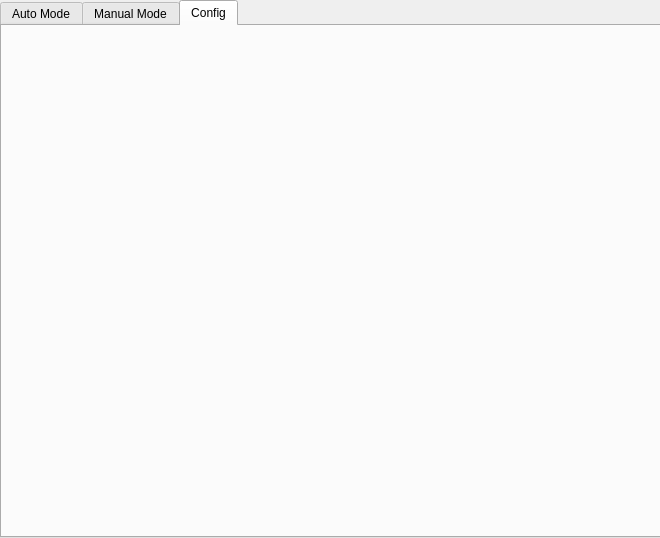
Qt form TypeUI/V1.ui (frostikfrostik8/Neo-NeonGenesisBootLoderIP) before a commit.
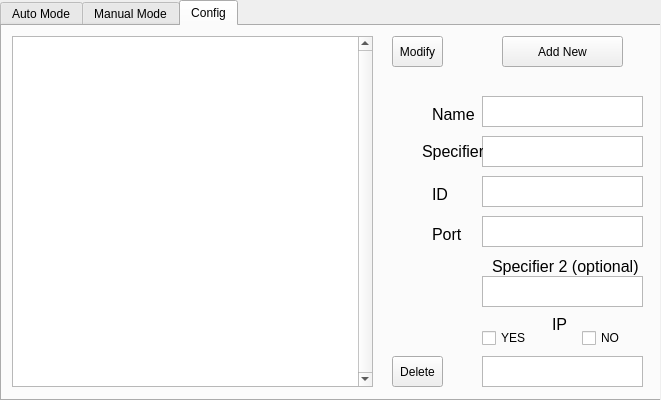
The same form after that commit. The open tabs and pages were chosen to show the change.

```diff
--- a/TypeUI/V1.ui
+++ b/TypeUI/V1.ui
@@ -9,20 +9,20 @@
    <rect>
     <x>0</x>
     <y>0</y>
-    <width>660</width>
-    <height>538</height>
+    <width>661</width>
+    <height>400</height>
    </rect>
   </property>
   <property name="minimumSize">
    <size>
-    <width>660</width>
-    <height>538</height>
+    <width>661</width>
+    <height>400</height>
    </size>
   </property>
   <property name="maximumSize">
    <size>
-    <width>660</width>
-    <height>538</height>
+    <width>661</width>
+    <height>400</height>
    </size>
   </property>
   <property name="windowTitle">
@@ -32,13 +32,13 @@
    <property name="minimumSize">
     <size>
      <width>660</width>
-     <height>538</height>
+     <height>400</height>
     </size>
    </property>
    <property name="maximumSize">
     <size>
      <width>660</width>
-     <height>538</height>
+     <height>400</height>
     </size>
    </property>
    <widget class="QTabWidget" name="tabWidget">
@@ -47,13 +47,19 @@
       <x>0</x>
       <y>0</y>
       <width>661</width>
-      <height>538</height>
+      <height>401</height>
      </rect>
     </property>
     <property name="minimumSize">
      <size>
-      <width>660</width>
-      <height>538</height>
+      <width>661</width>
+      <height>401</height>
+     </size>
+    </property>
+    <property name="maximumSize">
+     <size>
+      <width>661</width>
+      <height>440</height>
      </size>
     </property>
     <property name="currentIndex">
@@ -119,6 +125,306 @@
      <attribute name="title">
       <string>Config</string>
      </attribute>
+     <widget class="QTableView" name="tableView">
+      <property name="geometry">
+       <rect>
+        <x>10</x>
+        <y>10</y>
+        <width>361</width>
+        <height>351</height>
+       </rect>
+      </property>
+      <property name="inputMethodHints">
+       <set>Qt::InputMethodHint::ImhNone</set>
+      </property>
+      <property name="frameShadow">
+       <enum>QFrame::Shadow::Sunken</enum>
+      </property>
+      <property name="verticalScrollBarPolicy">
+       <enum>Qt::ScrollBarPolicy::ScrollBarAlwaysOn</enum>
+      </property>
+     </widget>
+     <widget class="QPlainTextEdit" name="plainTextPort_3">
+      <property name="geometry">
+       <rect>
+        <x>480</x>
+        <y>190</y>
+        <width>161</width>
+        <height>31</height>
+       </rect>
+      </property>
+      <property name="readOnly">
+       <bool>true</bool>
+      </property>
+      <property name="plainText">
+       <string/>
+      </property>
+     </widget>
+     <widget class="QLabel" name="label_9">
+      <property name="geometry">
+       <rect>
+        <x>430</x>
+        <y>80</y>
+        <width>49</width>
+        <height>16</height>
+       </rect>
+      </property>
+      <property name="font">
+       <font>
+        <pointsize>12</pointsize>
+       </font>
+      </property>
+      <property name="text">
+       <string>Name</string>
+      </property>
+     </widget>
+     <widget class="QPlainTextEdit" name="plainTextIP_3">
+      <property name="geometry">
+       <rect>
+        <x>480</x>
+        <y>330</y>
+        <width>161</width>
+        <height>31</height>
+       </rect>
+      </property>
+      <property name="readOnly">
+       <bool>true</bool>
+      </property>
+      <property name="plainText">
+       <string/>
+      </property>
+     </widget>
+     <widget class="QPlainTextEdit" name="plainTextType_2">
+      <property name="geometry">
+       <rect>
+        <x>480</x>
+        <y>110</y>
+        <width>161</width>
+        <height>31</height>
+       </rect>
+      </property>
+      <property name="readOnly">
+       <bool>true</bool>
+      </property>
+      <property name="plainText">
+       <string/>
+      </property>
+     </widget>
+     <widget class="QLabel" name="label_11">
+      <property name="geometry">
+       <rect>
+        <x>420</x>
+        <y>110</y>
+        <width>61</width>
+        <height>31</height>
+       </rect>
+      </property>
+      <property name="font">
+       <font>
+        <pointsize>12</pointsize>
+       </font>
+      </property>
+      <property name="text">
+       <string>Specifier</string>
+      </property>
+     </widget>
+     <widget class="QPlainTextEdit" name="plainTextID_3">
+      <property name="geometry">
+       <rect>
+        <x>480</x>
+        <y>150</y>
+        <width>161</width>
+        <height>31</height>
+       </rect>
+      </property>
+      <property name="readOnly">
+       <bool>true</bool>
+      </property>
+      <property name="plainText">
+       <string/>
+      </property>
+     </widget>
+     <widget class="QPlainTextEdit" name="plainTextName_2">
+      <property name="geometry">
+       <rect>
+        <x>480</x>
+        <y>70</y>
+        <width>161</width>
+        <height>31</height>
+       </rect>
+      </property>
+      <property name="acceptDrops">
+       <bool>false</bool>
+      </property>
+      <property name="readOnly">
+       <bool>true</bool>
+      </property>
+      <property name="plainText">
+       <string/>
+      </property>
+     </widget>
+     <widget class="QLabel" name="label_12">
+      <property name="geometry">
+       <rect>
+        <x>430</x>
+        <y>160</y>
+        <width>49</width>
+        <height>16</height>
+       </rect>
+      </property>
+      <property name="font">
+       <font>
+        <pointsize>12</pointsize>
+       </font>
+      </property>
+      <property name="text">
+       <string>ID</string>
+      </property>
+     </widget>
+     <widget class="QLabel" name="label_13">
+      <property name="geometry">
+       <rect>
+        <x>430</x>
+        <y>200</y>
+        <width>49</width>
+        <height>16</height>
+       </rect>
+      </property>
+      <property name="font">
+       <font>
+        <pointsize>12</pointsize>
+       </font>
+      </property>
+      <property name="text">
+       <string>Port</string>
+      </property>
+     </widget>
+     <widget class="QCheckBox" name="checkBox_NO_IP_2">
+      <property name="geometry">
+       <rect>
+        <x>580</x>
+        <y>300</y>
+        <width>51</width>
+        <height>24</height>
+       </rect>
+      </property>
+      <property name="autoFillBackground">
+       <bool>false</bool>
+      </property>
+      <property name="text">
+       <string>NO</string>
+      </property>
+     </widget>
+     <widget class="QLabel" name="label_10">
+      <property name="geometry">
+       <rect>
+        <x>550</x>
+        <y>290</y>
+        <width>16</width>
+        <height>16</height>
+       </rect>
+      </property>
+      <property name="font">
+       <font>
+        <pointsize>12</pointsize>
+       </font>
+      </property>
+      <property name="text">
+       <string>IP</string>
+      </property>
+     </widget>
+     <widget class="QCheckBox" name="checkBox_Yes_IP_2">
+      <property name="geometry">
+       <rect>
+        <x>480</x>
+        <y>300</y>
+        <width>51</width>
+        <height>24</height>
+       </rect>
+      </property>
+      <property name="autoFillBackground">
+       <bool>false</bool>
+      </property>
+      <property name="text">
+       <string>YES</string>
+      </property>
+     </widget>
+     <widget class="QPlainTextEdit" name="plainTextName_3">
+      <property name="geometry">
+       <rect>
+        <x>480</x>
+        <y>250</y>
+        <width>161</width>
+        <height>31</height>
+       </rect>
+      </property>
+      <property name="acceptDrops">
+       <bool>false</bool>
+      </property>
+      <property name="readOnly">
+       <bool>true</bool>
+      </property>
+      <property name="plainText">
+       <string/>
+      </property>
+     </widget>
+     <widget class="QLabel" name="label_14">
+      <property name="geometry">
+       <rect>
+        <x>490</x>
+        <y>230</y>
+        <width>151</width>
+        <height>21</height>
+       </rect>
+      </property>
+      <property name="font">
+       <font>
+        <pointsize>12</pointsize>
+       </font>
+      </property>
+      <property name="text">
+       <string>Specifier 2 (optional)</string>
+      </property>
+     </widget>
+     <widget class="QToolButton" name="toolButton_Modify_Config">
+      <property name="geometry">
+       <rect>
+        <x>390</x>
+        <y>10</y>
+        <width>51</width>
+        <height>31</height>
+       </rect>
+      </property>
+      <property name="text">
+       <string>Modify</string>
+      </property>
+     </widget>
+     <widget class="QToolButton" name="toolButton_Delete_Config">
+      <property name="geometry">
+       <rect>
+        <x>390</x>
+        <y>330</y>
+        <width>51</width>
+        <height>31</height>
+       </rect>
+      </property>
+      <property name="text">
+       <string>Delete</string>
+      </property>
+     </widget>
+     <widget class="QToolButton" name="toolButton_add_new_config">
+      <property name="geometry">
+       <rect>
+        <x>500</x>
+        <y>10</y>
+        <width>121</width>
+        <height>31</height>
+       </rect>
+      </property>
+      <property name="text">
+       <string>Add New</string>
+      </property>
+     </widget>
     </widget>
    </widget>
   </widget>
```
Left out of the diff: 503 changed lines with no effect on the pictures.
